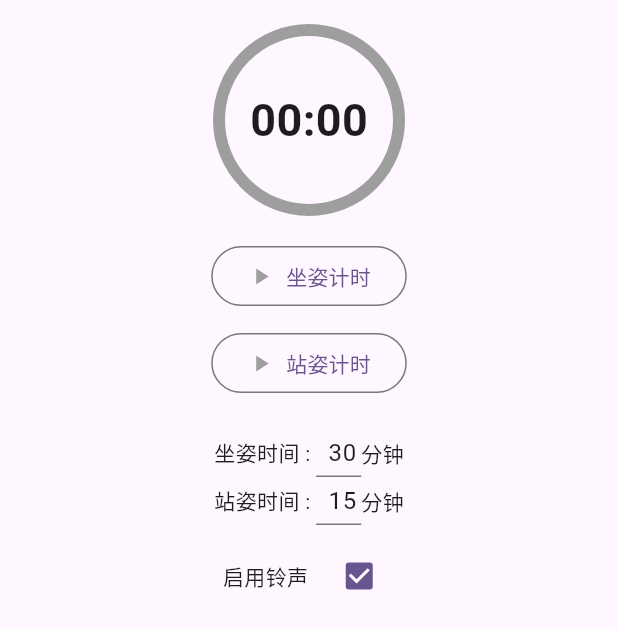
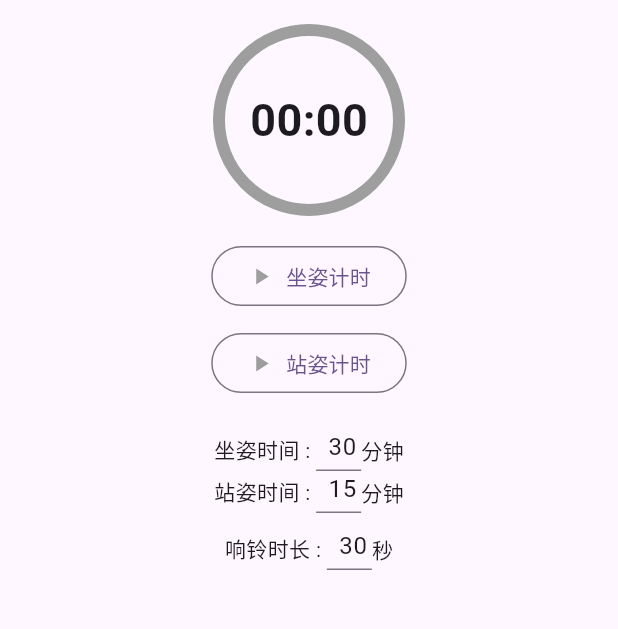
Before and after one commit to jianyongren/health_care_alarm, a Flutter app: the screen it shows after launch, on a phone screen of 412 x 824 dp. Shown: the top 629 px of the screen. Run offline on Flutter 3.47's test engine with Material 2 defaults, Android fonts, the phone set to English and light mode, and no system bars; our stand-ins replace audioplayers, shared_preferences; missing offline and left inert: local_notifier.

Commit message:
响铃时间改为设置秒

```diff
--- a/lib/main.dart
+++ b/lib/main.dart
@@ -1,9 +1,9 @@
 import 'package:flutter/material.dart';
 import 'package:audioplayers/audioplayers.dart';
 import 'package:flutter/services.dart';
+import 'package:health_care_alarm/settings.dart';
 import 'package:health_care_alarm/timer.dart';
 import 'package:local_notifier/local_notifier.dart';
-import 'package:shared_preferences/shared_preferences.dart';
 
 void main() {
   runApp(const MyApp());
@@ -35,29 +35,22 @@ class MyHomePage extends StatefulWidget {
   State<MyHomePage> createState() => _MyHomePageState();
 }
 
-const String _prefSittingMinutesName = 'sitting_minutes';
-const String _prefStandingMinutesName = 'standing_minutes';
-const String _prefEnableBellName = 'enable_bell';
-
 class _MyHomePageState extends State<MyHomePage> {
   AudioPlayer? _player;
   bool _isStart = false;
   bool _isSitting = true;
   int _sittingMinutes = 30;
   int _standMinutes = 15;
-  SharedPreferences? _prefs;
-  bool _enableBell = true;
+  int _bellSeconds = 30;
 
   @override
   void initState() {
     super.initState();
-    SharedPreferences.getInstance().then((prefs) {
+    GlobalSettings.instance.init().then((value) {
       setState(() {
-        _prefs = prefs;
-        _sittingMinutes =
-            prefs.getInt(_prefSittingMinutesName) ?? _sittingMinutes;
-        _standMinutes = prefs.getInt(_prefStandingMinutesName) ?? _standMinutes;
-        _enableBell = prefs.getBool(_prefEnableBellName) ?? true;
+        _sittingMinutes = GlobalSettings.instance.sitingMinutes;
+        _standMinutes = GlobalSettings.instance.standMinutes;
+        _bellSeconds = GlobalSettings.instance.ringSeconds;
       });
     });
   }
@@ -145,7 +138,7 @@ class _MyHomePageState extends State<MyHomePage> {
               listener: (value) {
                 if (value > 0) {
                   _sittingMinutes = value;
-                  _prefs?.setInt(_prefSittingMinutesName, value);
+                  GlobalSettings.instance.sitingMinutes = value;
                 }
               },
             ),
@@ -156,35 +149,23 @@ class _MyHomePageState extends State<MyHomePage> {
               listener: (value) {
                 if (value > 0) {
                   _standMinutes = value;
-                  _prefs?.setInt(_prefStandingMinutesName, value);
+                  GlobalSettings.instance.standMinutes = value;
                 }
               },
             ),
             const SizedBox(
               height: 10,
             ),
-            Row(
-              mainAxisSize: MainAxisSize.min,
-              mainAxisAlignment: MainAxisAlignment.start,
-              crossAxisAlignment: CrossAxisAlignment.center,
-              children: [
-                const Text(
-                  '启用铃声',
-                ),
-                const SizedBox(
-                  width: 10,
-                ),
-                Checkbox(
-                    value: _enableBell,
-                    onChanged: (value) {
-                      if (value != null) {
-                        setState(() {
-                          _enableBell = value;
-                          _prefs?.setBool(_prefEnableBellName, value);
-                        });
-                      }
-                    }),
-              ],
+            _NumberInputWidget(
+              title: '响铃时长',
+              units: '秒',
+              defaultValue: _bellSeconds,
+              listener: (value) {
+                if (value > 0) {
+                  _bellSeconds = value;
+                  GlobalSettings.instance.ringSeconds = value;
+                }
+              },
             ),
           ],
         ),
@@ -224,13 +205,13 @@ class _MyHomePageState extends State<MyHomePage> {
 
   //参考资料：https://blog.csdn.net/yikezhuixun/article/details/130660544
   void _playAlarmMusic() async {
-    if (_enableBell && _player == null) {
+    if (_bellSeconds > 0 && _player == null) {
       AudioPlayer player = AudioPlayer();
       _player = player;
       await player.setSource(AssetSource('alarm_music.mp3'));
       player.setReleaseMode(ReleaseMode.loop);
       await player.resume();
-      Future.delayed(const Duration(minutes: 2), () {
+      Future.delayed(Duration(seconds: _bellSeconds), () {
         _stopAlarmMusic();
       });
     }
@@ -356,6 +337,7 @@ class _NumberInputWidgetState extends State<_NumberInputWidget> {
             inputFormatters: [FilteringTextInputFormatter.digitsOnly],
             decoration: const InputDecoration(
               isDense: true,
+              contentPadding: EdgeInsets.only(bottom: 4),
             ),
             onChanged: (value) {
               widget.listener.call(int.parse(value));
--- /dev/null
+++ b/lib/settings.dart
@@ -0,0 +1,42 @@
+import 'package:shared_preferences/shared_preferences.dart';
+
+const String _prefSittingMinutesName = 'sitting_minutes';
+const String _prefStandingMinutesName = 'standing_minutes';
+const String _prefRingDuration = 'ring_seconds'; //响铃时长
+
+class GlobalSettings {
+  static final GlobalSettings _instance = GlobalSettings._();
+  SharedPreferences? _preferences;
+
+  GlobalSettings._();
+
+  static GlobalSettings get instance => _instance;
+
+  Future<void> init() async {
+    _preferences = await SharedPreferences.getInstance();
+  }
+
+  int get sitingMinutes {
+    return _preferences?.getInt(_prefSittingMinutesName) ?? 30;
+  }
+
+  set sitingMinutes(int value) {
+    _preferences?.setInt(_prefSittingMinutesName, value);
+  }
+
+  int get standMinutes {
+    return _preferences?.getInt(_prefStandingMinutesName) ?? 15;
+  }
+
+  set standMinutes(int value) {
+    _preferences?.setInt(_prefStandingMinutesName, value);
+  }
+
+  int get ringSeconds {
+    return _preferences?.getInt(_prefRingDuration) ?? 30;
+  }
+
+  set ringSeconds(int value) {
+    _preferences?.setInt(_prefRingDuration, value);
+  }
+}
```
